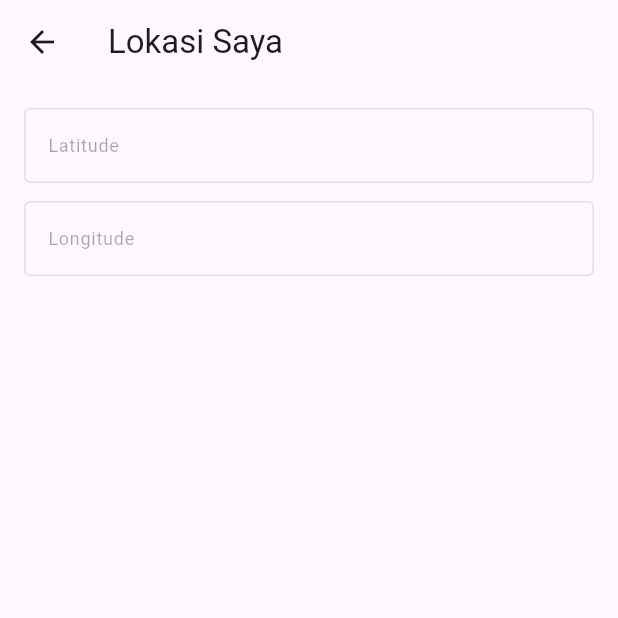
After one commit to mrum13/afila_intern_presence, a Flutter app: the LocationInfoPage screen opened directly, on a phone screen of 412 x 824 dp, the top half of it. The commit adds this screen. Run offline on Flutter 3.47's test engine with Material 3 defaults, Android fonts, the phone set to English and light mode, and no system bars; our stand-ins replace audioplayers, camera, cloud_firestore, dartz, equatable, firebase_auth and 8 more; missing offline and left inert: d_method, google_mlkit_face_detection, one_clock, root_checker_plus, tflite_flutter; accounts and stored records are empty; network calls fail.

Commit message:
feat. revise 1

```diff
--- a/lib/admin/pages/account_page.dart
+++ b/lib/admin/pages/account_page.dart
@@ -79,7 +79,7 @@ class AccountPage extends StatelessWidget {
                     onTap: () {
                       Navigator.pushReplacementNamed(context, '/');
                     },
-                    text: "Logout"),
+                    text: "Keluar"),
               ],
             ),
           ),
--- /dev/null
+++ b/lib/intern/pages/location_info_page.dart
@@ -0,0 +1,74 @@
+import 'dart:developer';
+
+import 'package:afila_intern_presence/admin/cubit/office_data_cubit.dart';
+import 'package:afila_intern_presence/common/message_widget.dart';
+import 'package:afila_intern_presence/common/security_checker.dart';
+import 'package:afila_intern_presence/widgets/elevated_button_custom.dart';
+import 'package:afila_intern_presence/widgets/text_form_field_custom.dart';
+import 'package:flutter/material.dart';
+import 'package:flutter_bloc/flutter_bloc.dart';
+import 'package:geolocator/geolocator.dart';
+import 'package:location/location.dart';
+import 'package:permission_handler/permission_handler.dart';
+
+class LocationInfoPage extends StatefulWidget {
+  const LocationInfoPage({super.key});
+
+  @override
+  State<LocationInfoPage> createState() => _LocationInfoPageState();
+}
+
+class _LocationInfoPageState extends State<LocationInfoPage> {
+    TextEditingController latController = TextEditingController();
+    TextEditingController longController = TextEditingController();
+
+  @override
+  void initState() {
+    super.initState();
+    getCurentLocation();
+
+  }
+
+  Future<void> getCurentLocation() async {
+    await Permission.location.request().then((value) => Geolocator.getCurrentPosition().then((value) {
+      latController.text = value.latitude.toString();
+    longController.text = value.longitude.toString();
+    },));
+
+
+
+  }
+
+  @override
+  Widget build(BuildContext context) {
+
+
+    return Scaffold(
+      appBar: AppBar(
+        title: Text("Lokasi Saya"),
+      ),
+      body: SafeArea(
+          child: Padding(
+        padding: EdgeInsets.all(16),
+        child: Column(
+              mainAxisSize: MainAxisSize.min,
+              children: [
+                TextFormFieldCustom(
+                  controller: latController,
+                  label: "Latitude",
+                  isEnabled: false,
+                ),
+                const SizedBox(
+                  height: 12,
+                ),
+                TextFormFieldCustom(
+                  controller: longController,
+                  label: "Longitude",
+                  isEnabled: false,
+                ),
+              ],
+            )
+      )),
+    );
+  }
+}
--- a/lib/pages/login_page.dart
+++ b/lib/pages/login_page.dart
@@ -102,7 +102,7 @@ class LoginPage extends StatelessWidget {
                               password: passController.text);
                         }
                       },
-                      text: "Login");
+                      text: "Masuk");
                 },
               )
             ],
--- a/pubspec.yaml
+++ b/pubspec.yaml
@@ -26,6 +26,7 @@ dependencies:
   intl: ^0.20.2
   location: ^8.0.1
   one_clock: ^2.0.2
+  permission_handler: ^12.0.1
   root_checker_plus: ^1.0.0
   shared_preferences: ^2.5.3
   tflite_flutter: ^0.11.0
```
Also changed, not shown: lib/admin/pages/home_page.dart (+14 -14 lines), lib/admin/pages/main_page.dart (+13 -13 lines), lib/intern/pages/account_page.dart (+28 -25 lines), lib/intern/pages/result_page.dart (+106 -17 lines), pubspec.lock.
